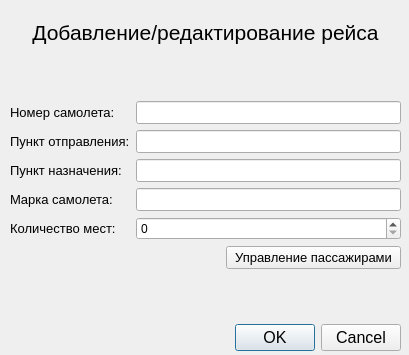
The window that dialog_addrace.ui (zloysergunya/IS_Airport) describes before a commit, drawn with Qt 5.
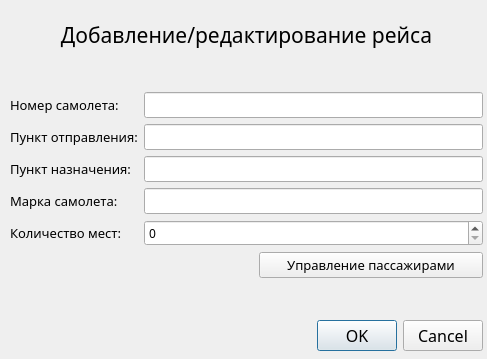
The same window after the commit.

Diff of the .ui file:
```diff
--- a/dialog_addrace.ui
+++ b/dialog_addrace.ui
@@ -6,10 +6,15 @@
    <rect>
     <x>0</x>
     <y>0</y>
-    <width>409</width>
-    <height>355</height>
+    <width>487</width>
+    <height>359</height>
    </rect>
   </property>
+  <property name="font">
+   <font>
+    <family>Mongolian Baiti</family>
+   </font>
+  </property>
   <property name="windowTitle">
    <string>Dialog</string>
   </property>
@@ -18,7 +23,7 @@
     <rect>
      <x>10</x>
      <y>20</y>
-     <width>391</width>
+     <width>473</width>
      <height>331</height>
     </rect>
    </property>
@@ -27,6 +32,7 @@
      <widget class="QLabel" name="mainLabel">
       <property name="font">
        <font>
+        <family>Mongolian Baiti</family>
         <pointsize>16</pointsize>
        </font>
       </property>
@@ -60,6 +66,7 @@
      <widget class="QDialogButtonBox" name="buttonBox">
       <property name="font">
        <font>
+        <family>Mongolian Baiti</family>
         <pointsize>12</pointsize>
        </font>
       </property>
@@ -72,6 +79,7 @@
      <widget class="QLabel" name="countSeats">
       <property name="font">
        <font>
+        <family>Mongolian Baiti</family>
         <pointsize>10</pointsize>
        </font>
       </property>
@@ -84,6 +92,7 @@
      <widget class="QLabel" name="mark">
       <property name="font">
        <font>
+        <family>Mongolian Baiti</family>
         <pointsize>10</pointsize>
        </font>
       </property>
@@ -96,6 +105,7 @@
      <widget class="QLabel" name="arrival">
       <property name="font">
        <font>
+        <family>Mongolian Baiti</family>
         <pointsize>10</pointsize>
        </font>
       </property>
@@ -108,6 +118,7 @@
      <widget class="QLabel" name="departure">
       <property name="font">
        <font>
+        <family>Mongolian Baiti</family>
         <pointsize>10</pointsize>
        </font>
       </property>
@@ -120,6 +131,7 @@
      <widget class="QLabel" name="number">
       <property name="font">
        <font>
+        <family>Mongolian Baiti</family>
         <pointsize>10</pointsize>
        </font>
       </property>
@@ -158,6 +170,7 @@
      <widget class="QPushButton" name="buttonEditPassengers">
       <property name="font">
        <font>
+        <family>Mongolian Baiti</family>
         <pointsize>10</pointsize>
        </font>
       </property>
@@ -170,6 +183,7 @@
      <widget class="QLineEdit" name="edit_number">
       <property name="font">
        <font>
+        <family>Mongolian Baiti</family>
         <pointsize>10</pointsize>
        </font>
       </property>
@@ -179,6 +193,7 @@
      <widget class="QLineEdit" name="edit_departure">
       <property name="font">
        <font>
+        <family>Mongolian Baiti</family>
         <pointsize>10</pointsize>
        </font>
       </property>
@@ -188,6 +203,7 @@
      <widget class="QLineEdit" name="edit_arrival">
       <property name="font">
        <font>
+        <family>Mongolian Baiti</family>
         <pointsize>10</pointsize>
        </font>
       </property>
@@ -197,6 +213,7 @@
      <widget class="QLineEdit" name="edit_mark">
       <property name="font">
        <font>
+        <family>Mongolian Baiti</family>
         <pointsize>10</pointsize>
        </font>
       </property>
```
